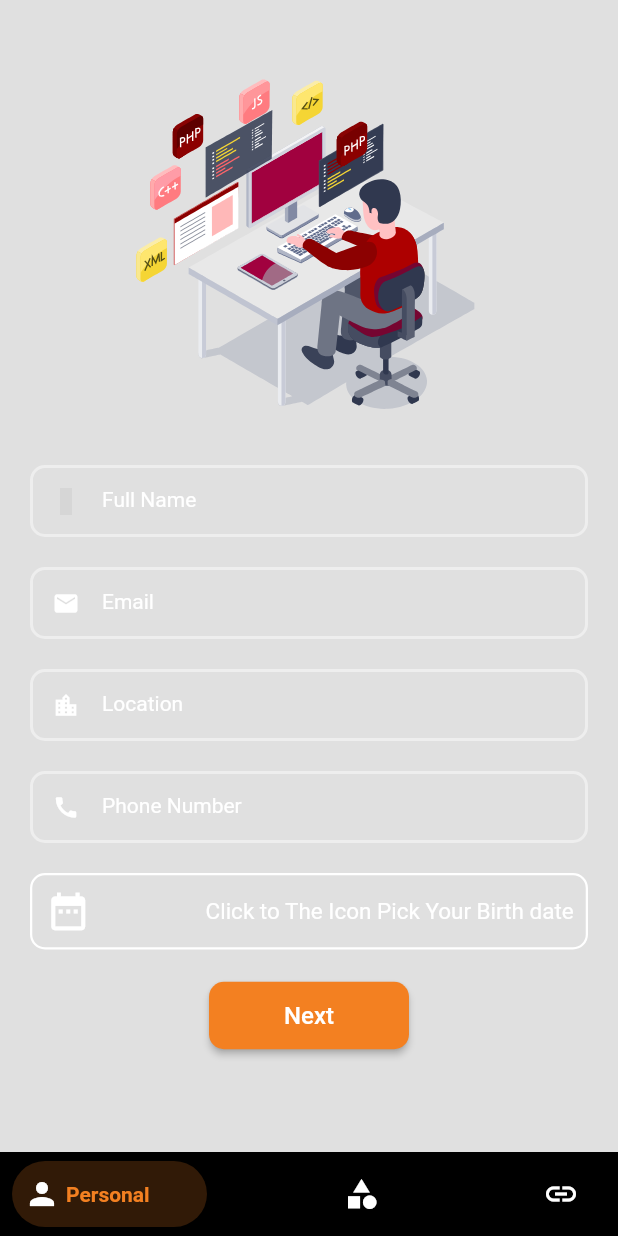
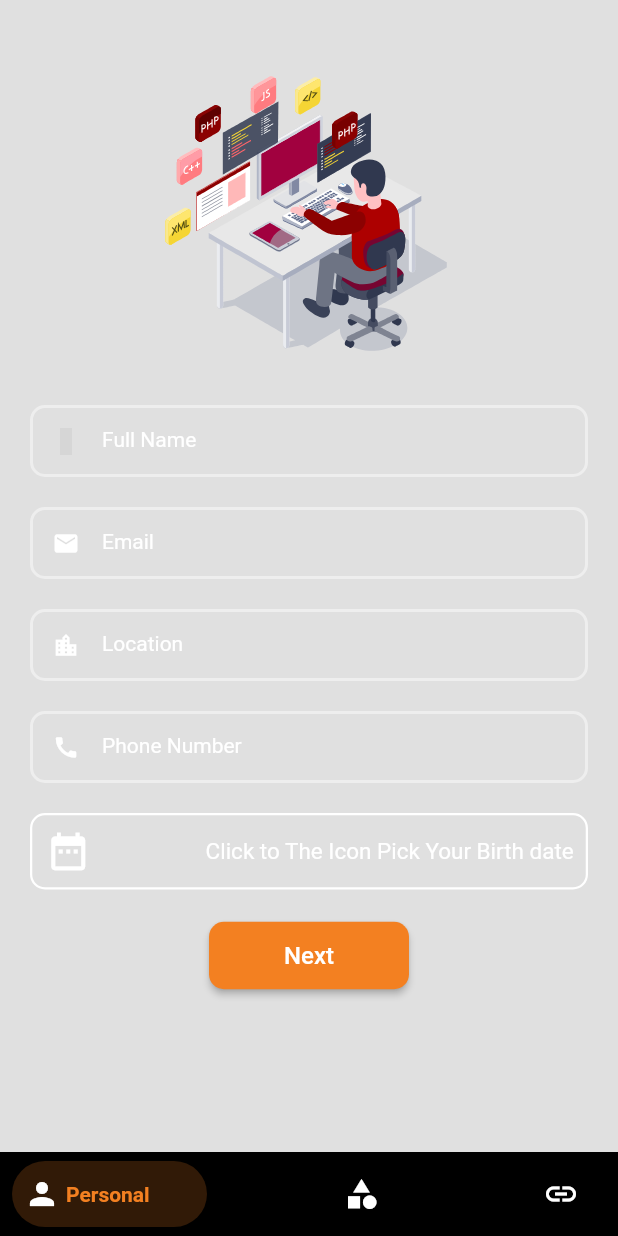
Before and after one commit to mohammedmansur/FlutterPortfolio, a Flutter app: the screen it shows after launch, after a tap on "Get Started", on a phone screen of 412 x 824 dp. Run offline on Flutter 3.47's test engine with Material 2 defaults, Android fonts, the phone set to English and light mode, and no system bars; drawn by our look-alikes of bottom_navy_bar; our stand-ins replace animate_do, carousel_slider, cloud_firestore, firebase_core, firebase_storage, flutter_advanced_drawer and 5 more; accounts and stored records are empty; network calls fail; grey boxes are pictures that could not be loaded.

Commit message:
fix some error

```diff
--- a/lib/Routing.dart
+++ b/lib/Routing.dart
@@ -14,7 +14,8 @@ class _RoutingState extends State<Routing> {
   @override
   Widget build(BuildContext context) {
     return MaterialApp(
-      initialRoute: '/',
+      initialRoute:
+          '/', //this route is for entire navigating screen in the app we initialize it in here.
       routes: {
         '/': (context) => const Start(),
         '/home': (context) => const HomeScreen(),
--- a/lib/Src/CreateProfile/ProfileForm.dart
+++ b/lib/Src/CreateProfile/ProfileForm.dart
@@ -138,11 +138,12 @@ class _ProfileFormState extends State<ProfileForm> {
               const SizedBox(
                 height: 20,
               ),
-              Lottie.asset('assets/start.json',
-                  fit: BoxFit.cover,
-                  alignment: Alignment.center,
-                  height: 240,
-                  width: 240),
+              Lottie.asset(
+                'assets/start.json',
+                alignment: Alignment.center,
+                height: 200,
+                width: 200,
+              ),
               const SizedBox(
                 height: 30,
               ),
@@ -485,7 +486,7 @@ class _ProfileFormState extends State<ProfileForm> {
                       MaterialButton(
                         onPressed: () {
                           _pageController.animateToPage(0,
-                              duration: Duration(milliseconds: 300),
+                              duration: Duration(milliseconds: 10),
                               curve: Curves.ease);
                         },
                         height: 45,
@@ -792,9 +793,12 @@ class _ProfileFormState extends State<ProfileForm> {
                                     size: 32,
                                   ),
                                   children: [
-                                    Text(
-                                      'Please Note That if you fill some of the field wrongly your request will not submitted',
-                                      style: TextStyle(fontSize: 22),
+                                    Padding(
+                                      padding: const EdgeInsets.all(8.0),
+                                      child: Text(
+                                        'Please Note That if you fill some of the field wrongly your request will not submitted',
+                                        style: TextStyle(fontSize: 22),
+                                      ),
                                     ),
                                     Divider(),
                                     Row(
@@ -812,7 +816,7 @@ class _ProfileFormState extends State<ProfileForm> {
                                               onPressed: () async {
                                                 await uploadImage();
                                                 await firestoreService
-                                                    .addACar(ProfileInfo(
+                                                    .addProfile(ProfileInfo(
                                                   name:
                                                       _fullNameController.text,
                                                   email: _emailController.text,
@@ -881,6 +885,9 @@ class _ProfileFormState extends State<ProfileForm> {
   }
 
   Future<String?> uploadImage() async {
+    if (_selectedProfileImg == null) {
+      return null;
+    }
     File _theImageFile = File(_selectedProfileImg!.path);
     try {
       await _firebaseStorage
--- a/lib/Src/Data/ProfileInfo.dart
+++ b/lib/Src/Data/ProfileInfo.dart
@@ -1,17 +1,17 @@
 class ProfileInfo {
   String? name;
-  String? birthDate; //done
-  String? uid; // the uid from firebase auth service
-  String? email; //done
+  String? birthDate;
+  String? uid;
+  String? email;
   String? github;
   String? stackOverflow;
   String? linkedIn;
-  String? title; //done
-  String? bio; //done
-  String? location; //done
-  String? imgUrl; // Firebase Storage
-  String? phoneNumber; //dont
-  bool? isLookingForAJob; //if the user is looking for a job
+  String? title;
+  String? bio;
+  String? location;
+  String? imgUrl;
+  String? phoneNumber;
+  bool? isLookingForAJob;
   bool? isApproved;
 
   ProfileInfo(
@@ -47,7 +47,7 @@ class ProfileInfo {
         isApproved: json["isApproved"],
       );
 
-  // toMap()
+// to map use to send a data to firestore database
   Map<String, dynamic> toMap() => {
         "name": name,
         "email": email,
--- a/lib/Src/Start/Start.dart
+++ b/lib/Src/Start/Start.dart
@@ -2,6 +2,8 @@ import 'package:animate_do/animate_do.dart';
 import 'package:flutter/material.dart';
 import 'package:google_fonts/google_fonts.dart';
 import 'package:lottie/lottie.dart';
+
+//this for where app is opend for the first time
 
 class Start extends StatefulWidget {
   const Start({Key? key}) : super(key: key);
@@ -48,6 +50,7 @@ class _StartState extends State<Start> {
                     height: 10,
                   ),
                   FadeInUp(
+                    // this widget for animating our text
                     delay: Duration(milliseconds: 1200),
                     duration: Duration(milliseconds: 1000),
                     child: Text(
--- a/lib/main.dart
+++ b/lib/main.dart
@@ -4,6 +4,7 @@ import 'package:portfolio/Routing.dart';
 
 void main() async {
   WidgetsFlutterBinding.ensureInitialized();
-  await Firebase.initializeApp().then((value) => print('initialized'));
+  await Firebase.initializeApp().then(
+      (value) => print('initialized')); // for ensure that firebase is connected
   runApp(const Routing());
 }
```
Also changed, not shown: assets/reg.json (deleted, +0 -1 lines), lib/Src/Home/HomeScreen.dart (+21 -9 lines), lib/Src/Service/Service.dart (+3 -52 lines).
